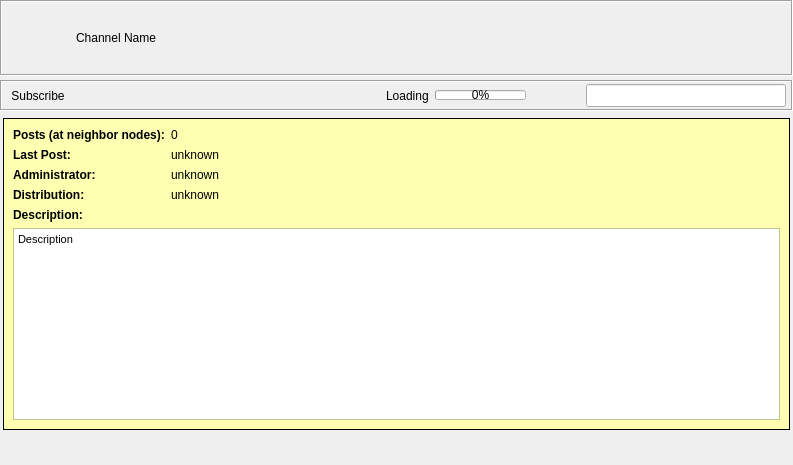
First picture: the form in retroshare-gui/src/gui/gxschannels/GxsChannelPostsWidget.ui, repository RetroShare/RetroShare, before the edit.
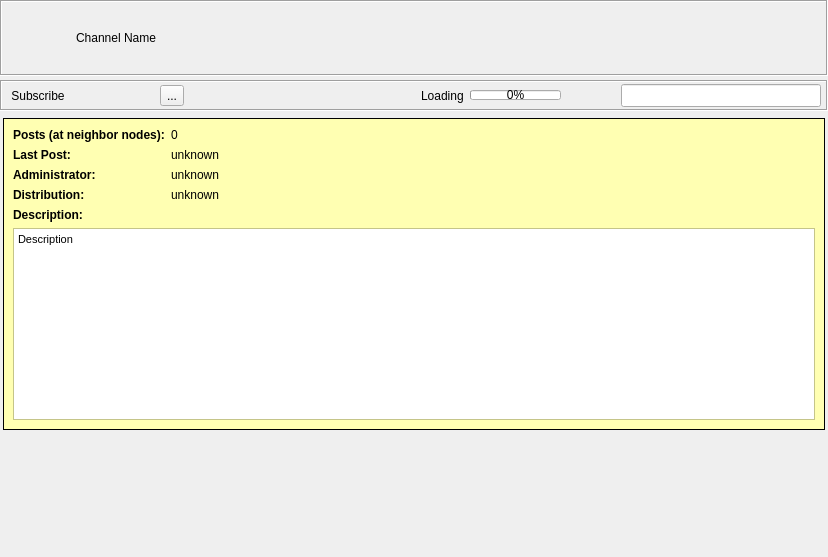
Second picture: the form after the edit. Icons and pictures are not drawn. Custom widgets are drawn as their Qt base class.

Commit message: first part of channel post editing

```diff
--- a/retroshare-gui/src/gui/gxschannels/GxsChannelPostsWidget.ui
+++ b/retroshare-gui/src/gui/gxschannels/GxsChannelPostsWidget.ui
@@ -6,8 +6,8 @@
    <rect>
     <x>0</x>
     <y>0</y>
-    <width>793</width>
-    <height>465</height>
+    <width>828</width>
+    <height>557</height>
    </rect>
   </property>
   <layout class="QVBoxLayout" name="verticalLayout_2">
@@ -184,6 +184,20 @@
         </property>
        </widget>
       </item>
+      <item>
+       <widget class="QToolButton" name="editButton">
+        <property name="toolTip">
+         <string>Edit current post</string>
+        </property>
+        <property name="text">
+         <string>...</string>
+        </property>
+        <property name="icon">
+         <iconset resource="../images.qrc">
+          <normaloff>:/images/edit_24.png</normaloff>:/images/edit_24.png</iconset>
+        </property>
+       </widget>
+      </item>
       <item>
        <spacer name="horizontalSpacer">
         <property name="orientation">
@@ -454,7 +468,7 @@
               <string notr="true">&lt;!DOCTYPE HTML PUBLIC &quot;-//W3C//DTD HTML 4.0//EN&quot; &quot;http://www.w3.org/TR/REC-html40/strict.dtd&quot;&gt;
 &lt;html&gt;&lt;head&gt;&lt;meta name=&quot;qrichtext&quot; content=&quot;1&quot; /&gt;&lt;style type=&quot;text/css&quot;&gt;
 p, li { white-space: pre-wrap; }
-&lt;/style&gt;&lt;/head&gt;&lt;body style=&quot; font-family:'Sans Serif'; font-size:9pt; font-weight:400; font-style:normal;&quot;&gt;
+&lt;/style&gt;&lt;/head&gt;&lt;body style=&quot; font-family:'Sans'; font-size:9pt; font-weight:400; font-style:normal;&quot;&gt;
 &lt;p style=&quot; margin-top:0px; margin-bottom:0px; margin-left:0px; margin-right:0px; -qt-block-indent:0; text-indent:0px;&quot;&gt;&lt;span style=&quot; font-family:'MS Shell Dlg 2'; font-size:8pt;&quot;&gt;Description&lt;/span&gt;&lt;/p&gt;&lt;/body&gt;&lt;/html&gt;</string>
              </property>
              <property name="textInteractionFlags">
```
The commit also changes 4 other files.
